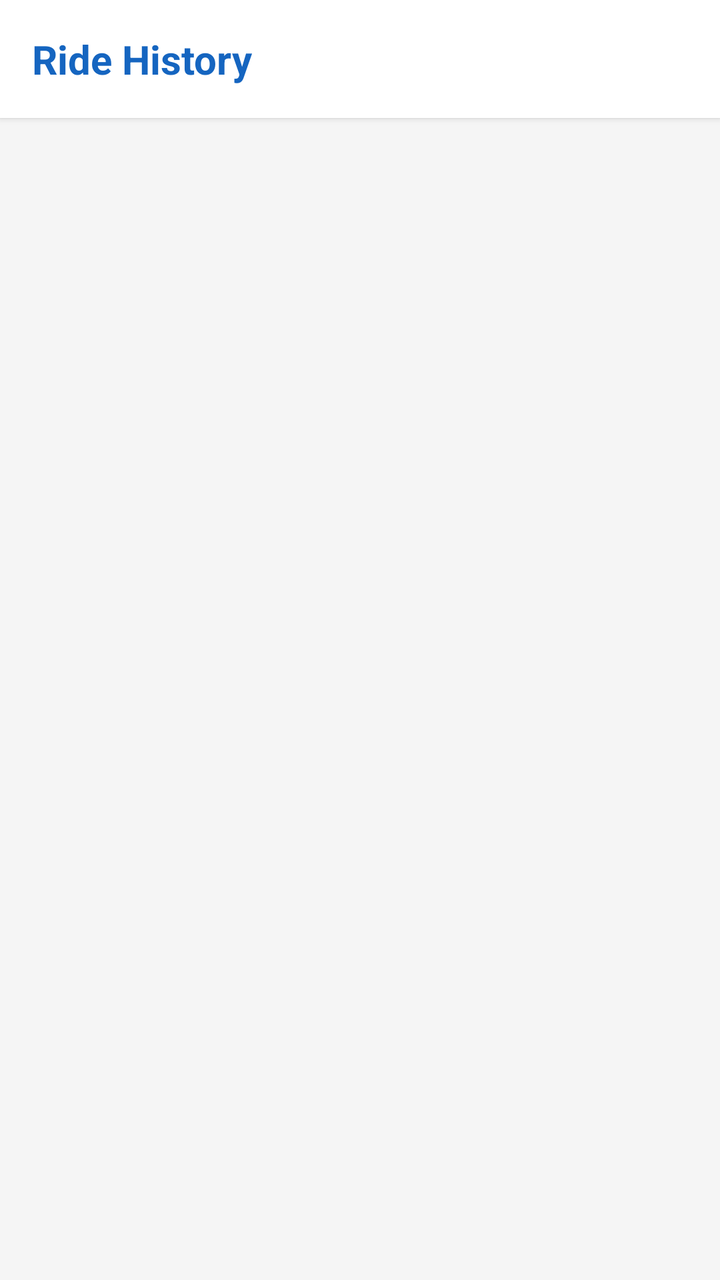
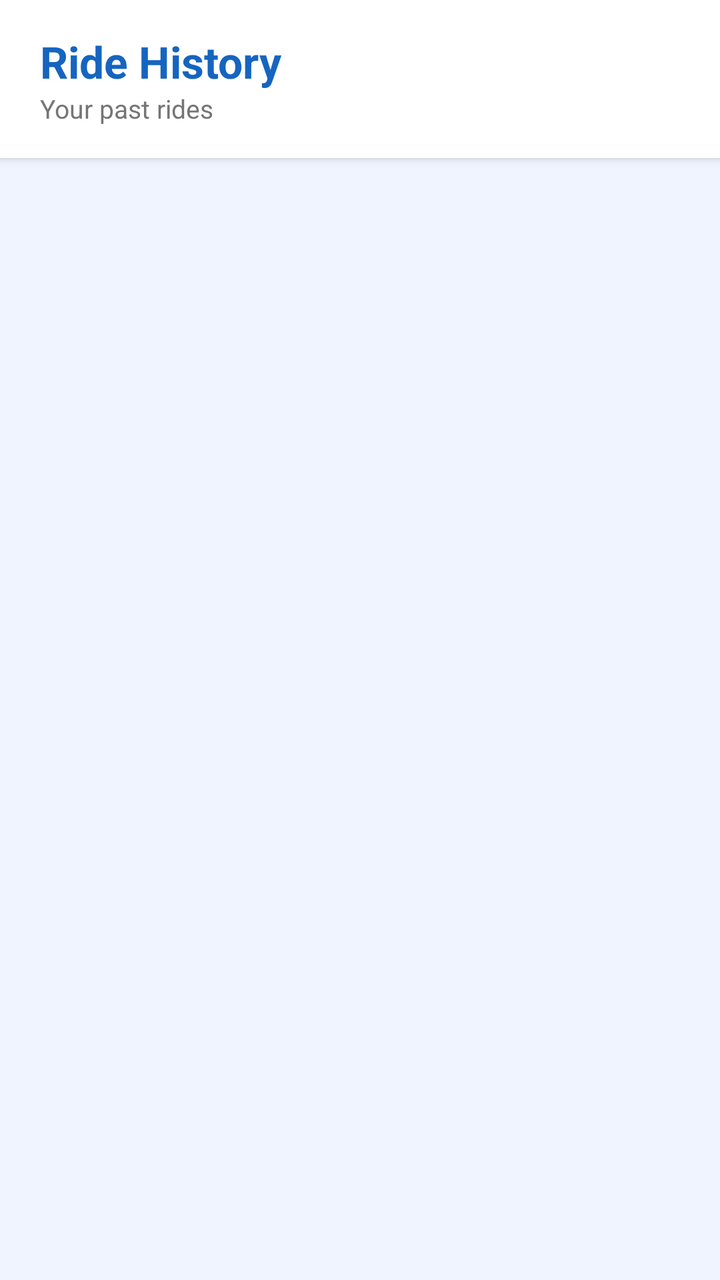

An Android layout rendered at two revisions. The XML below is the earlier revision; the diff shows what the commit changed to produce the second picture.
<!-- AndroidManifest.xml: application theme Theme.MBPTODABookingApp -->
<!-- res/layout/fragment_ride_history.xml -->
<?xml version="1.0" encoding="utf-8"?>
<LinearLayout xmlns:android="http://schemas.android.com/apk/res/android"
    android:layout_width="match_parent"
    android:layout_height="match_parent"
    android:background="@color/lightGrey"
    android:orientation="vertical">

    
    <LinearLayout
        android:layout_width="match_parent"
        android:layout_height="wrap_content"
        android:background="@color/white"
        android:elevation="2dp"
        android:padding="16dp">

        <TextView
            android:layout_width="wrap_content"
            android:layout_height="wrap_content"
            android:text="@string/ride_history"
            android:textColor="@color/colorPrimary"
            android:textSize="20sp"
            android:textStyle="bold" />

    </LinearLayout>

    
    <ProgressBar
        android:id="@+id/progressBar"
        android:layout_width="wrap_content"
        android:layout_height="wrap_content"
        android:layout_gravity="center"
        android:layout_marginTop="32dp"
        android:visibility="gone" />

    
    <LinearLayout
        android:id="@+id/layoutEmpty"
        android:layout_width="match_parent"
        android:layout_height="wrap_content"
        android:gravity="center"
        android:orientation="vertical"
        android:padding="48dp"
        android:visibility="gone">

        <TextView
            android:layout_width="wrap_content"
            android:layout_height="wrap_content"
            android:layout_marginBottom="12dp"
                    android:text="@string/app_logo_emoji"
            android:textSize="48sp" />

        <TextView
            android:layout_width="wrap_content"
            android:layout_height="wrap_content"
            android:layout_marginBottom="6dp"
            android:gravity="center"
            android:text="@string/history_empty_title"
            android:textColor="@color/colorPrimary"
            android:textSize="18sp"
            android:textStyle="bold" />

        <TextView
            android:layout_width="wrap_content"
            android:layout_height="wrap_content"
            android:gravity="center"
            android:text="@string/history_empty_body"
            android:textColor="@color/grey_text"
            android:textSize="14sp" />

    </LinearLayout>

    
    <androidx.recyclerview.widget.RecyclerView
        android:id="@+id/rvHistory"
        android:layout_width="match_parent"
        android:layout_height="match_parent"
        android:clipToPadding="false"
        android:paddingTop="12dp"
        android:paddingBottom="16dp"
        android:visibility="gone" />

</LinearLayout>
<!-- resources referenced by this layout -->
<resources>
  <color name="colorPrimary">#1565C0</color>
  <color name="grey_text">#757575</color>
  <color name="lightGrey">#F5F5F5</color>
  <color name="white">#FFFFFF</color>
  <string name="app_logo_emoji">🚐</string>
  <string name="history_empty_body">Your completed rides will appear here.</string>
  <string name="history_empty_title">No rides yet</string>
  <string name="ride_history">Ride History</string>
  <style name="Theme.MBPTODABookingApp" parent="Theme.MaterialComponents.DayNight.NoActionBar">
          <item name="colorPrimary">@color/colorPrimary</item>
          <item name="colorPrimaryVariant">@color/colorPrimaryDark</item>
          <item name="colorOnPrimary">@color/white</item>
          <item name="colorSecondary">@color/colorAccent</item>
          <item name="colorOnSecondary">@color/white</item>
          <item name="android:statusBarColor">@color/colorPrimaryDark</item>
      </style>
  <color name="colorPrimaryDark">#003c8f</color>
  <color name="colorAccent">#FF8F00</color>
</resources>

<!-- the commit's change to res/layout/fragment_ride_history.xml (unified diff, before → after) -->
@@ -2,25 +2,41 @@
 <LinearLayout xmlns:android="http://schemas.android.com/apk/res/android"
     android:layout_width="match_parent"
     android:layout_height="match_parent"
-    android:background="@color/lightGrey"
+    android:background="@color/colorBackground"
     android:orientation="vertical">
 
     
     <LinearLayout
         android:layout_width="match_parent"
         android:layout_height="wrap_content"
-        android:background="@color/white"
-        android:elevation="2dp"
-        android:padding="16dp">
+        android:background="@color/colorSurface"
+        android:elevation="3dp"
+        android:paddingStart="20dp"
+        android:paddingTop="16dp"
+        android:paddingEnd="20dp"
+        android:paddingBottom="16dp">
 
-        <TextView
-            android:layout_width="wrap_content"
+        <LinearLayout
+            android:layout_width="match_parent"
             android:layout_height="wrap_content"
-            android:text="@string/ride_history"
-            android:textColor="@color/colorPrimary"
-            android:textSize="20sp"
-            android:textStyle="bold" />
+            android:orientation="vertical">
 
+            <TextView
+                android:layout_width="wrap_content"
+                android:layout_height="wrap_content"
+                android:text="@string/ride_history"
+                android:textColor="@color/colorPrimary"
+                android:textSize="22sp"
+                android:textStyle="bold" />
+
+            <TextView
+                android:layout_width="wrap_content"
+                android:layout_height="wrap_content"
+                android:text="Your past rides"
+                android:textColor="@color/grey_text"
+                android:textSize="13sp" />
+
+        </LinearLayout>
     </LinearLayout>
 
     
@@ -29,7 +45,7 @@
         android:layout_width="wrap_content"
         android:layout_height="wrap_content"
         android:layout_gravity="center"
-        android:layout_marginTop="32dp"
+        android:layout_marginTop="40dp"
         android:visibility="gone" />
 
     
@@ -39,24 +55,24 @@
         android:layout_height="wrap_content"
         android:gravity="center"
         android:orientation="vertical"
-        android:padding="48dp"
+        android:padding="56dp"
         android:visibility="gone">
 
         <TextView
             android:layout_width="wrap_content"
             android:layout_height="wrap_content"
-            android:layout_marginBottom="12dp"
-                    android:text="@string/app_logo_emoji"
-            android:textSize="48sp" />
+            android:layout_marginBottom="16dp"
+            android:text="@string/app_logo_emoji"
+            android:textSize="52sp" />
 
         <TextView
             android:layout_width="wrap_content"
             android:layout_height="wrap_content"
-            android:layout_marginBottom="6dp"
+            android:layout_marginBottom="8dp"
             android:gravity="center"
             android:text="@string/history_empty_title"
             android:textColor="@color/colorPrimary"
-            android:textSize="18sp"
+            android:textSize="20sp"
             android:textStyle="bold" />
 
         <TextView
<!-- resource entries referenced after the edit -->
@@ -1,8 +1,9 @@
 <!-- resources referenced by this layout -->
 <resources>
+  <color name="colorBackground">#F0F4FF</color>
   <color name="colorPrimary">#1565C0</color>
+  <color name="colorSurface">#FFFFFF</color>
   <color name="grey_text">#757575</color>
-  <color name="lightGrey">#F5F5F5</color>
   <color name="white">#FFFFFF</color>
   <string name="app_logo_emoji">🚐</string>
   <string name="history_empty_body">Your completed rides will appear here.</string>
@@ -15,8 +16,28 @@
           <item name="colorSecondary">@color/colorAccent</item>
           <item name="colorOnSecondary">@color/white</item>
           <item name="android:statusBarColor">@color/colorPrimaryDark</item>
+          
+          <item name="materialButtonStyle">@style/Widget.App.Button</item>
+          <item name="materialButtonOutlinedStyle">@style/Widget.App.Button.Outlined</item>
+          
+          <item name="shapeAppearanceMediumComponent">@style/ShapeAppearance.App.MediumComponent</item>
       </style>
   <color name="colorPrimaryDark">#003c8f</color>
   <color name="colorAccent">#FF8F00</color>
+  <style name="Widget.App.Button" parent="Widget.MaterialComponents.Button">
+          <item name="cornerRadius">24dp</item>
+          <item name="android:paddingTop">4dp</item>
+          <item name="android:paddingBottom">4dp</item>
+          <item name="android:minHeight">48dp</item>
+      </style>
+  <style name="Widget.App.Button.Outlined" parent="Widget.MaterialComponents.Button.OutlinedButton">
+          <item name="cornerRadius">24dp</item>
+          <item name="android:paddingTop">4dp</item>
+          <item name="android:paddingBottom">4dp</item>
+          <item name="android:minHeight">48dp</item>
+      </style>
+  <style name="ShapeAppearance.App.MediumComponent" parent="ShapeAppearance.MaterialComponents.MediumComponent">
+          <item name="cornerSize">12dp</item>
+      </style>
 </resources>
 
